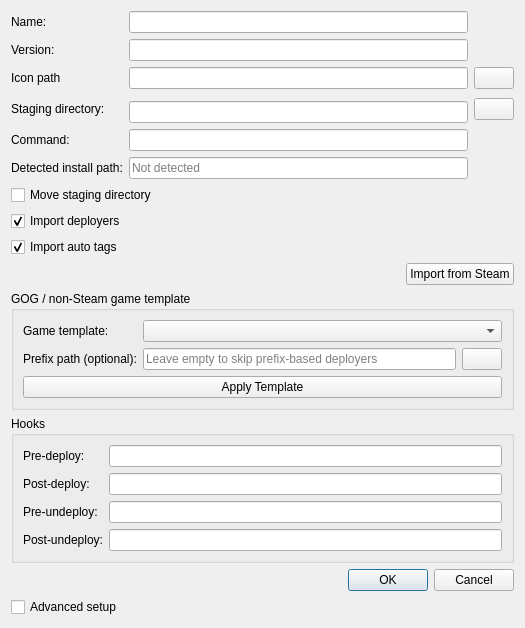
First picture: the form in src/ui/addappdialog.ui, repository C-Nucifora/limo, before the edit.
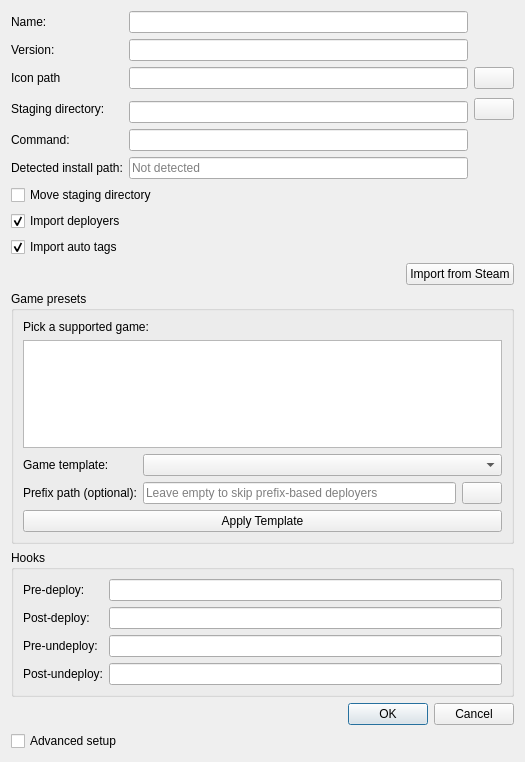
Second picture: the form after the edit. Icons and pictures are not drawn. Custom widgets are drawn as their Qt base class.

Commit message: Supported-games preset gallery + empty-state showcase (#234)

```diff
--- a/src/ui/addappdialog.ui
+++ b/src/ui/addappdialog.ui
@@ -211,27 +211,80 @@
    <item row="5" column="0">
     <widget class="QGroupBox" name="gog_group_box">
      <property name="title">
-      <string>GOG / non-Steam game template</string>
+      <string>Game presets</string>
      </property>
      <property name="toolTip">
       <string>Apply a bundled game template to a non-Steam (e.g. GOG) install</string>
      </property>
      <layout class="QGridLayout" name="gog_grid_layout">
-      <item row="0" column="0">
+      <item row="0" column="0" colspan="3">
+       <widget class="QLabel" name="gog_gallery_caption">
+        <property name="text">
+         <string>Pick a supported game:</string>
+        </property>
+       </widget>
+      </item>
+      <item row="1" column="0" colspan="3">
+       <widget class="QListWidget" name="preset_gallery">
+        <property name="toolTip">
+         <string>Click a game to select its preset; the name is filled in for you. Double-click to apply it straight away.</string>
+        </property>
+        <property name="viewMode">
+         <enum>QListView::IconMode</enum>
+        </property>
+        <property name="movement">
+         <enum>QListView::Static</enum>
+        </property>
+        <property name="resizeMode">
+         <enum>QListView::Adjust</enum>
+        </property>
+        <property name="flow">
+         <enum>QListView::LeftToRight</enum>
+        </property>
+        <property name="isWrapping" stdset="0">
+         <bool>true</bool>
+        </property>
+        <property name="wordWrap">
+         <bool>true</bool>
+        </property>
+        <property name="spacing">
+         <number>6</number>
+        </property>
+        <property name="minimumSize">
+         <size>
+          <width>0</width>
+          <height>108</height>
+         </size>
+        </property>
+        <property name="maximumSize">
+         <size>
+          <width>16777215</width>
+          <height>160</height>
+         </size>
+        </property>
+        <property name="iconSize">
+         <size>
+          <width>32</width>
+          <height>32</height>
+         </size>
+        </property>
+       </widget>
+      </item>
+      <item row="2" column="0">
        <widget class="QLabel" name="gog_template_label">
         <property name="text">
          <string>Game template:</string>
         </property>
        </widget>
       </item>
-      <item row="0" column="1" colspan="2">
+      <item row="2" column="1" colspan="2">
        <widget class="QComboBox" name="gog_template_combo">
         <property name="toolTip">
          <string>Select a bundled game template to apply</string>
         </property>
        </widget>
       </item>
-      <item row="1" column="0">
+      <item row="3" column="0">
        <widget class="QLabel" name="gog_prefix_label">
         <property name="toolTip">
          <string>Optional: Wine/Proton prefix path for deployers that target a prefix directory. Leave empty to skip prefix-based deployers.</string>
@@ -241,7 +294,7 @@
         </property>
        </widget>
       </item>
-      <item row="1" column="1">
+      <item row="3" column="1">
        <widget class="QLineEdit" name="gog_prefix_field">
         <property name="toolTip">
          <string>Optional Wine/Proton prefix path. Leave empty to skip prefix-based deployers.</string>
@@ -251,7 +304,7 @@
         </property>
        </widget>
       </item>
-      <item row="1" column="2">
+      <item row="3" column="2">
        <widget class="QPushButton" name="gog_prefix_picker_button">
         <property name="toolTip">
          <string>Pick prefix directory</string>
@@ -265,7 +318,7 @@
         </property>
        </widget>
       </item>
-      <item row="2" column="0" colspan="3">
+      <item row="4" column="0" colspan="3">
        <widget class="QPushButton" name="gog_apply_button">
         <property name="toolTip">
          <string>Apply the selected game template using the staging directory as the install path</string>
```
Left out of the diff: 4 changed lines with no effect on the pictures. The commit also changes 4 other files.
